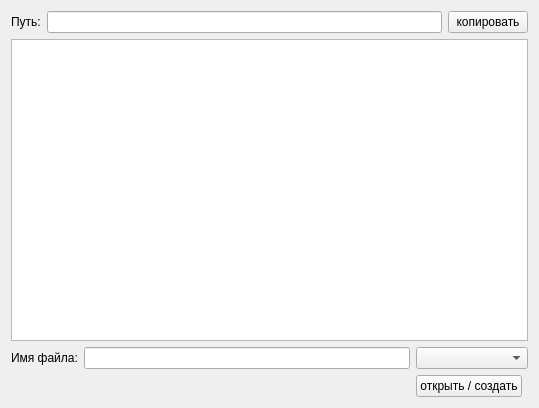
Karenfen/SimpleTextEditor, file SimpleTextEditor/filer.ui: the form before one commit.
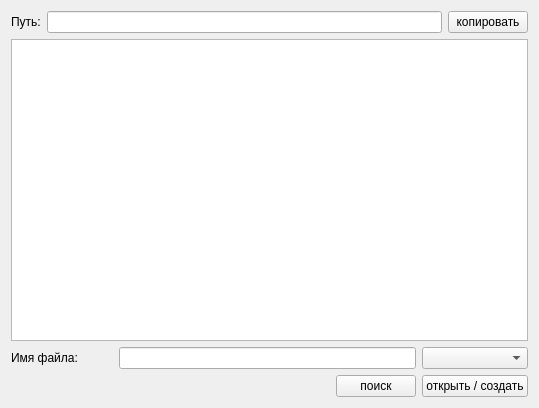
The form after the commit. Icons and pictures are not drawn.

Commit message: добавил поиск в потоке

What changed in the file:
```diff
--- a/SimpleTextEditor/filer.ui
+++ b/SimpleTextEditor/filer.ui
@@ -37,19 +37,6 @@
    </item>
    <item row="2" column="0">
     <layout class="QGridLayout" name="gridLayout_2">
-     <item row="0" column="2" colspan="2">
-      <widget class="QComboBox" name="comboBoxType"/>
-     </item>
-     <item row="0" column="1">
-      <widget class="QLineEdit" name="fileName"/>
-     </item>
-     <item row="1" column="2">
-      <widget class="QPushButton" name="open">
-       <property name="text">
-        <string>открыть / создать</string>
-       </property>
-      </widget>
-     </item>
      <item row="0" column="0">
       <widget class="QLabel" name="label">
        <property name="text">
@@ -57,6 +44,45 @@
        </property>
       </widget>
      </item>
+     <item row="0" column="4">
+      <widget class="QComboBox" name="comboBoxType"/>
+     </item>
+     <item row="1" column="4">
+      <widget class="QPushButton" name="open">
+       <property name="text">
+        <string>открыть / создать</string>
+       </property>
+      </widget>
+     </item>
+     <item row="0" column="1" colspan="3">
+      <widget class="QLineEdit" name="fileName"/>
+     </item>
+     <item row="1" column="3">
+      <widget class="QPushButton" name="search">
+       <property name="sizePolicy">
+        <sizepolicy hsizetype="Fixed" vsizetype="Fixed">
+         <horstretch>0</horstretch>
+         <verstretch>0</verstretch>
+        </sizepolicy>
+       </property>
+       <property name="toolTip">
+        <string>поиск  файла или папки</string>
+       </property>
+       <property name="layoutDirection">
+        <enum>Qt::LeftToRight</enum>
+       </property>
+       <property name="autoFillBackground">
+        <bool>false</bool>
+       </property>
+       <property name="text">
+        <string>поиск</string>
+       </property>
+       <property name="icon">
+        <iconset resource="mySources.qrc">
+         <normaloff>:/images/Search.ico</normaloff>:/images/Search.ico</iconset>
+       </property>
+      </widget>
+     </item>
     </layout>
    </item>
    <item row="1" column="0">
```
Left out of the diff: 13 changed lines with no effect on the pictures. The commit also changes 8 other files.
